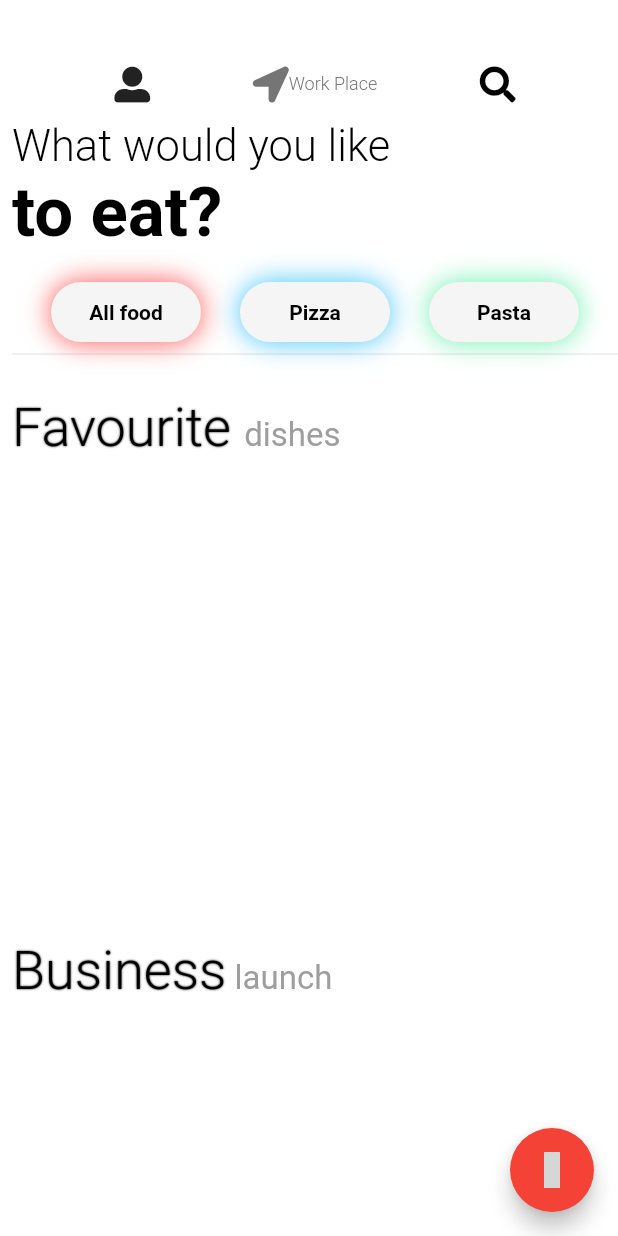
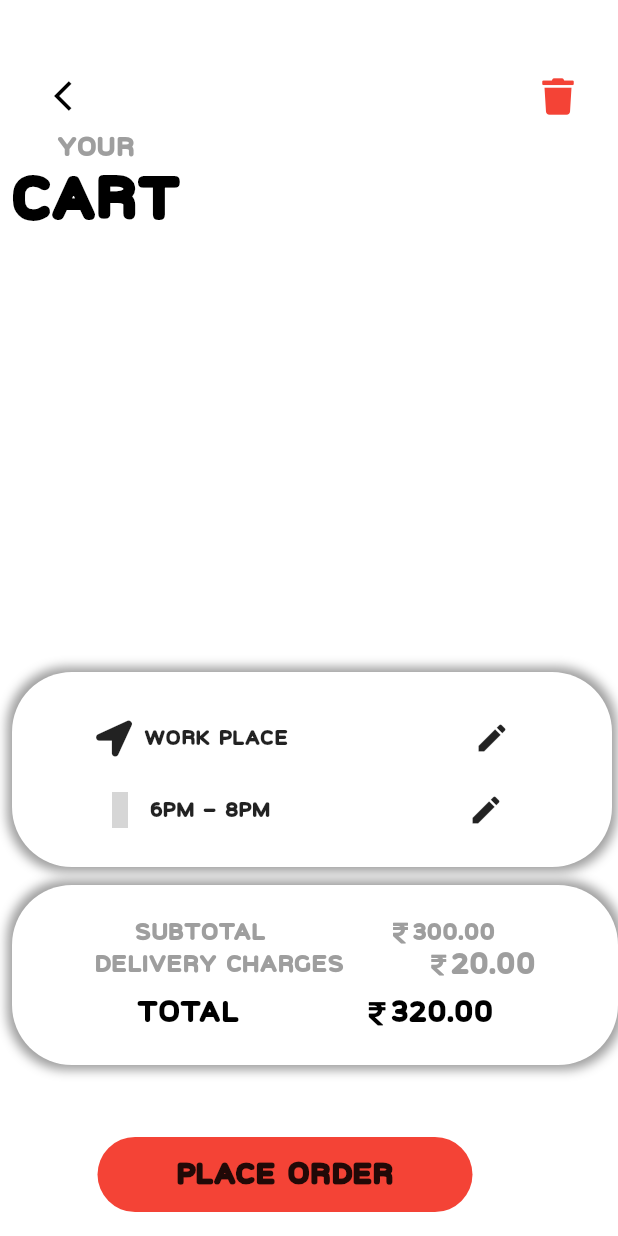
Before and after one commit to nvrr/Pizzato-using-Flutter-and-Firebase, a Flutter app: the HomeScreen screen opened directly, after a tap on an icon or button, on a phone screen of 412 x 824 dp. Run offline on Flutter 3.47's test engine with Material 2 defaults, Android fonts, the phone set to English and light mode, and no system bars; our stand-ins replace cloud_firestore, eva_icons_flutter, firebase_core, font_awesome_flutter, lottie, page_transition; accounts and stored records are empty; network calls fail; grey boxes are pictures that could not be loaded.

Commit message:
Shopping Cart

```diff
--- a/lib/helpers/footer.dart
+++ b/lib/helpers/footer.dart
@@ -2,11 +2,20 @@
 
 import 'package:eva_icons_flutter/eva_icons_flutter.dart';
 import 'package:flutter/material.dart';
+import 'package:page_transition/page_transition.dart';
+import 'package:pizza/views/cart_screen.dart';
 
 class Footers extends ChangeNotifier {
   Widget floatingActionButton(BuildContext context) {
     return FloatingActionButton(
-      onPressed: () {},
+      onPressed: () {
+        Navigator.pushReplacement(
+                context,
+                PageTransition(
+                  child: CartScreen(),
+                  type: PageTransitionType.rightToLeftWithFade,
+                ));
+      },
       child: Icon(EvaIcons.shoppingBag),
     );
   }
--- a/lib/main.dart
+++ b/lib/main.dart
@@ -28,6 +28,7 @@ class MyApp extends StatelessWidget {
       title: 'Pizzato',
       debugShowCheckedModeBanner: false,
       theme: ThemeData(
+        fontFamily: 'Figno',
        primarySwatch: Colors.red,
        primaryColor: Colors.redAccent,
        visualDensity: VisualDensity.adaptivePlatformDensity,
--- /dev/null
+++ b/lib/views/cart_screen.dart
@@ -0,0 +1,240 @@
+import 'package:eva_icons_flutter/eva_icons_flutter.dart';
+import 'package:flutter/material.dart';
+import 'package:font_awesome_flutter/font_awesome_flutter.dart';
+import 'package:page_transition/page_transition.dart';
+import 'package:pizza/views/home_screen.dart';
+
+class CartScreen extends StatefulWidget {
+  @override
+  _CartScreenState createState() => _CartScreenState();
+}
+
+class _CartScreenState extends State<CartScreen> {
+  @override
+  Widget build(BuildContext context) {
+    return Scaffold(
+      floatingActionButton: floatingActionButton(),
+      backgroundColor: Colors.white,
+      body: Padding(
+        padding: const EdgeInsets.only(left: 8.0),
+        child: Column(
+          mainAxisAlignment: MainAxisAlignment.start,
+          crossAxisAlignment: CrossAxisAlignment.start,
+          children: [
+            appBar(context),
+            headerText(),
+            cartData(),
+            shippinDetails(context),
+            billingData(),
+          ],
+        ),
+      )
+    );
+  }
+
+  Widget appBar(BuildContext context) {
+    return Padding(
+      padding: const EdgeInsets.only(top: 40.0),
+      child: Row(mainAxisAlignment: MainAxisAlignment.spaceEvenly, children: [
+        IconButton(
+          icon: Icon(Icons.arrow_back_ios, color: Colors.black),
+          onPressed: () {
+            Navigator.pushReplacement(
+                context,
+                PageTransition(
+                  child: HomeScreen(),
+                  type: PageTransitionType.rightToLeftWithFade,
+                ));
+          },
+        ),
+        Padding(
+          padding: const EdgeInsets.only(left: 260.0),
+          child: IconButton(
+            icon: Icon(FontAwesomeIcons.trash, color: Colors.red),
+            onPressed: () {},
+          ),
+        )
+      ]),
+    );
+  }
+
+  Widget headerText() {
+    return Column(
+      children: [
+        Text('Your', style: TextStyle(
+          color: Colors.grey,fontSize: 18.0
+        )),
+        Text('Cart', style: TextStyle(
+          color: Colors.black,
+          fontSize:40.0,
+          fontWeight: FontWeight.bold,
+        )),
+      ],
+    );
+  }
+
+  Widget cartData() {
+    return SizedBox(
+      height: 290.0,
+    );
+  }
+
+  Widget shippinDetails(BuildContext context) {
+    return Container(
+      decoration: BoxDecoration(
+        boxShadow: [
+        BoxShadow(color: Colors.grey.shade500, blurRadius: 5, spreadRadius: 3),
+      ],
+      borderRadius: BorderRadius.circular(40.0),
+      color: Colors.white
+      ),
+      height: 130.0,
+      width: 400.0,
+      child: Column(
+        children: [
+          Padding(
+            padding: const EdgeInsets.only(top: 20.0),
+            child: Row(
+              mainAxisAlignment: MainAxisAlignment.spaceAround,
+              children: [
+                Row(
+                  mainAxisAlignment: MainAxisAlignment.spaceAround,
+                  children: [
+                    Icon(FontAwesomeIcons.locationArrow),
+                    Padding(
+                      padding: const EdgeInsets.only(left: 8.0),
+                      child: Container(
+                        constraints: BoxConstraints(maxWidth: 250.0),
+                        child: Text('Work Place')),
+                    ),
+                  ],
+                ),
+                IconButton(icon: Icon(Icons.edit), onPressed: () {})
+              ],
+            ),
+          ),
+          Row(
+            mainAxisAlignment: MainAxisAlignment.spaceAround,
+            children: [
+              Row(
+                mainAxisAlignment: MainAxisAlignment.spaceAround,
+                children: [
+                  Icon(EvaIcons.clock),
+                  Center(
+                    child: Padding(
+                      padding: const EdgeInsets.only(left: 8.0),
+                      child: Container(
+                        constraints: BoxConstraints(maxWidth: 250.0),
+                        child: Text('6pm - 8pm')),
+                    ),
+                  ),
+                ],
+              ),
+              IconButton(icon: Icon(Icons.edit), onPressed: () {})
+            ],
+          )
+        ],
+      )
+    );
+  }
+
+  Widget billingData() {
+    return Padding(
+      padding: const EdgeInsets.only(top: 12.0),
+      child: Container(
+        decoration: BoxDecoration(
+          boxShadow: [
+          BoxShadow(color: Colors.grey.shade500, blurRadius: 5, spreadRadius: 3),
+        ],
+        borderRadius: BorderRadius.circular(40.0),
+        color: Colors.white
+        ),
+        height: 120.0,
+        child: Column(
+          mainAxisAlignment: MainAxisAlignment.center,
+          crossAxisAlignment: CrossAxisAlignment.center,
+          children: [
+            Row(
+              mainAxisAlignment: MainAxisAlignment.spaceEvenly,
+              children: [
+                Text('Subtotal', style: TextStyle(
+                  color: Colors.grey, fontSize: 16.0
+                )),
+                Row(
+                  children: [
+                    Icon(FontAwesomeIcons.rupeeSign,
+                    color: Colors.grey, size: 16),
+                    Text('300.00', style: TextStyle(
+                      color: Colors.grey, fontSize: 16.0,
+                    ),)
+                  ],
+                )
+              ],
+            ),
+
+            Row(
+              mainAxisAlignment: MainAxisAlignment.spaceEvenly,
+              children: [
+                Text('Delivery Charges',
+                style: TextStyle(
+                  color: Colors.grey, fontSize: 16.0
+                )),
+                Row(
+                  children: [
+                    Icon(FontAwesomeIcons.rupeeSign,
+                    color: Colors.grey, size: 16),
+                    Text('20.00', style: TextStyle(
+                      color: Colors.grey, fontSize: 20.0,
+                    ),)
+                  ],
+                )
+              ],
+            ),
+
+            Padding(
+              padding: const EdgeInsets.only(top: 8.0),
+              child: Row(
+                mainAxisAlignment: MainAxisAlignment.spaceEvenly,
+                children: [
+                  Text('Total',
+                  style: TextStyle(
+                    color: Colors.black, fontSize: 20.0
+                  )),
+                  Row(
+                    children: [
+                      Icon(FontAwesomeIcons.rupeeSign,
+                      color: Colors.black, size: 18),
+                      Text('320.00', style: TextStyle(
+                        color: Colors.black, fontSize: 20.0,
+                      ),)
+                    ],
+                  )
+                ],
+              ),
+            ),
+          ],
+        )
+      ),
+    );
+  }
+
+  Widget floatingActionButton() {
+    return Row(mainAxisAlignment: MainAxisAlignment.spaceEvenly, children: [
+      GestureDetector(
+        onTap: () {},
+        child: Container(
+          width: 250.0,
+          height: 50.0,
+          decoration: BoxDecoration(
+              color: Colors.red.shade500,
+              borderRadius: BorderRadius.circular(50.0)),
+          child: Center(
+            child: Text('Place Order',
+                style: TextStyle(fontSize: 20.0, fontWeight: FontWeight.w700)),
+          ),
+        ),
+      ),
+
+    ]);
+  }
+}
--- a/lib/views/details_screen.dart
+++ b/lib/views/details_screen.dart
@@ -3,6 +3,7 @@ import 'package:eva_icons_flutter/eva_icons_flutter.dart';
 import 'package:flutter/material.dart';
 import 'package:font_awesome_flutter/font_awesome_flutter.dart';
 import 'package:page_transition/page_transition.dart';
+import 'package:pizza/views/cart_screen.dart';
 import 'package:pizza/views/home_screen.dart';
 
 class DetailsScreen extends StatefulWidget {
@@ -313,7 +314,13 @@ class _DetailsScreenState extends State<DetailsScreen> {
       Stack(
         children: [
           FloatingActionButton(
-            onPressed: () {},
+            onPressed: () {
+              Navigator.pushReplacement(context,
+              PageTransition(
+                child: CartScreen(),
+                type: PageTransitionType.bottomToTop
+              ));
+            },
             child: Icon(
               Icons.shopping_basket,
               color: Colors.black,
```
Also changed, not shown: pubspec.yaml (+8 -7 lines), fonts/Figno-Regular.otf (added), fonts/KanetinPersonalUse-vmXK9.otf (added).
